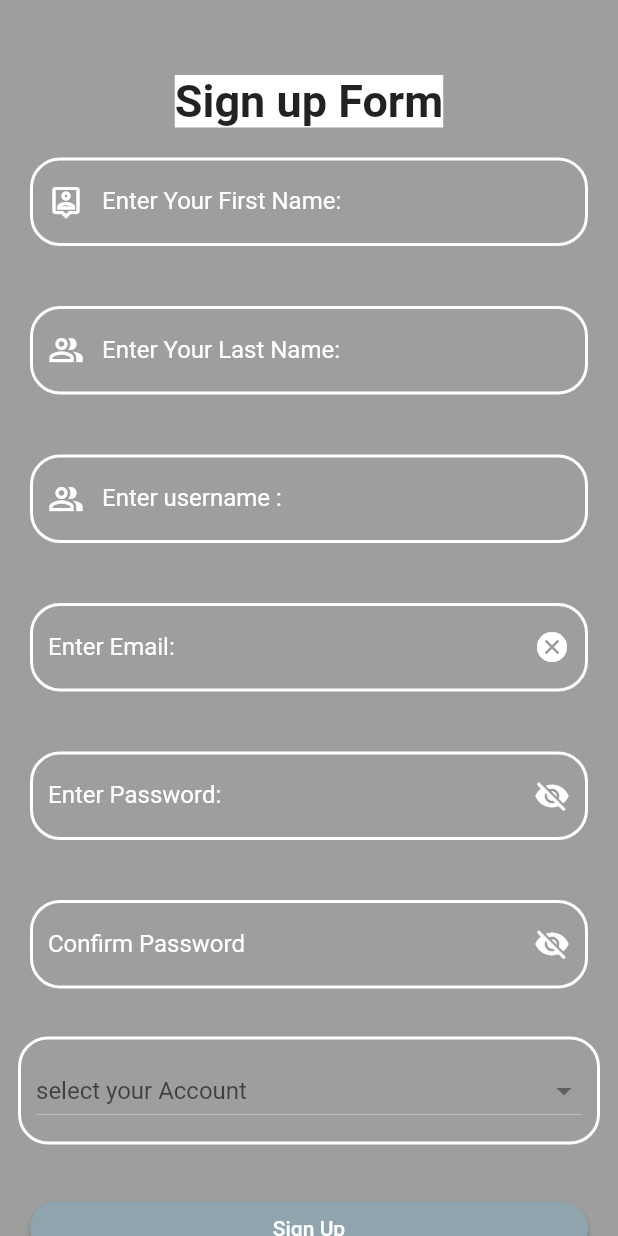
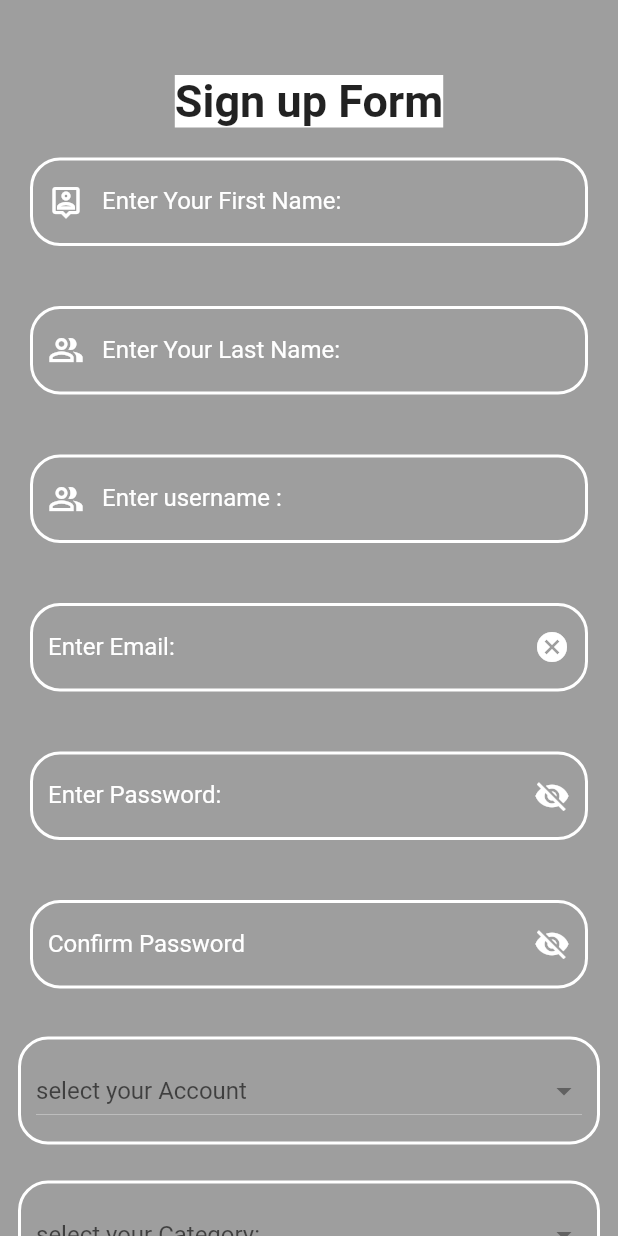
Before and after one commit to rubamak/my_product, a Flutter app: the Registartion screen opened directly, on a phone screen of 412 x 824 dp. Run offline on Flutter 3.47's test engine with Material 2 defaults, Android fonts, the phone set to English and light mode, and no system bars; our stand-ins replace carousel_pro, cloud_firestore, firebase_auth, firebase_core, firebase_database, flutter_signin_button and 6 more; accounts and stored records are empty.

Commit message:
try to commit in git

```diff
--- a/lib/main.dart
+++ b/lib/main.dart
@@ -99,7 +99,7 @@ class _MyAppState extends State<MyApp> {
         initialRoute:'/' ,
         routes: {
 
-          '/': (context) => MyProductsPage(),//Registartion(),//MyProductsPage(),//SignupPage(),//MyProductsPage(),//Login(),HomePage()//this line is same -->  home:  HomePage(),
+          '/': (context) => Registartion(),//MyProductsPage(),//,//MyProductsPage(),//SignupPage(),//MyProductsPage(),//Login(),HomePage()//this line is same -->  home:  HomePage(),
          TapsScreen.routeName: (context) => TapsScreen(_favoriteProducts),
           CategoryScreen.routeName: (context)=> CategoryScreen(),
           FamiliesScreen.routeName: (context) => FamiliesScreen(),
--- a/lib/modules/category.dart
+++ b/lib/modules/category.dart
@@ -4,17 +4,13 @@ import 'package:flutter/foundation.dart';
 
 class Category {
   final int categoryId ;
-     final  String categoryName;
-     final String image_location;
-
-
-
-
+     final  String? categoryName;
+     final String? image_location;
 
     Category( {
       required this.categoryId,
-      required this.categoryName,
-      required this.image_location,
+       this.categoryName,
+       this.image_location,
 
     } );
 
--- a/lib/pages/Registration_page.dart
+++ b/lib/pages/Registration_page.dart
@@ -8,6 +8,7 @@ import 'package:flutter/material.dart';
 import 'package:fluttertoast/fluttertoast.dart';
 import 'package:my_product/color/my_colors.dart';
 import 'package:my_product/pages/home.dart';
+import 'package:my_product/widgets/category_item.dart';
 import 'package:select_form_field/select_form_field.dart';
 
 import 'login.dart';
@@ -60,11 +61,13 @@ enum AuthMode {SignUp, Login }
 
 
    static String? valueChoose;
+   static List  listItems = ["User","productive Family"];
+
    @override
    Widget build(BuildContext context) {
 
 
-    List  listItems = ["User","productiveFamily"];
+
 
 
      return  Scaffold(
@@ -316,10 +319,10 @@ enum AuthMode {SignUp, Login }
                                         }).toList(),
                                     ),
                                   ],
-                                )
+                                ),
+                      ),
 
-
-                      ),
+                   familyType(),
                       Padding(
                         padding: const EdgeInsets.all(20.0),
                         child: ElevatedButton(
@@ -365,8 +368,6 @@ enum AuthMode {SignUp, Login }
 
    CollectionReference users = FirebaseFirestore.instance.collection("users");
 
-
-
   void   _submit()     {
      //يتاكد من الاشياء الي داخل الفورم يتحقق منها عشان بعدها يخزنها
      if(!_formKey.currentState!.validate()){
@@ -394,8 +395,7 @@ enum AuthMode {SignUp, Login }
        'account type': valueChoose,
 
 
-     }).then((value) =>
-         print("user added!"));
+     }).then((value) =>   print("user added!"));
    }
      Future<void> _createUser() async {
          try {
@@ -467,4 +467,48 @@ enum AuthMode {SignUp, Login }
 
    }
 
+    static List categoryList =
+    [ "Food","Drinks","Clothes","Homemade","Digital Services" ];
+  static String? categoryChoose;
+
+   Widget familyType() {
+
+    return Container(
+      child: valueChoose == listItems[0]? null  :
+      Container(
+        padding: EdgeInsets.all(10),
+        margin: EdgeInsets.all(12),
+        decoration: BoxDecoration(
+            borderRadius: BorderRadius.circular(20),
+            border: Border.all(color: white,width: 2)
+        ),
+        child: Column(
+          children: [
+            DropdownButton(
+
+              borderRadius: BorderRadius.circular(20),
+              hint: Text("select your Category:"),
+              isExpanded: true,
+              value: categoryChoose,
+              onChanged: (newValue){
+                setState(() {
+                  categoryChoose = newValue as String?;
+
+                });
+              },
+              items: categoryList.map((catItem) {
+                return DropdownMenuItem(
+
+                  value: catItem,
+                  child: Text(catItem),
+                  enabled: true,
+                );
+              }).toList(),
+            ),
+          ],
+        ),
+      ),
+    );
+   }
+
 }
--- a/lib/pages/category_screen.dart
+++ b/lib/pages/category_screen.dart
@@ -30,7 +30,11 @@ class CategoryScreen extends StatelessWidget {
             children:
                 //اما طريقة الماب واما girdView.builder
             DUMMY_CATEGORY.map((catData) =>
-             CategoryItem(catData.categoryId,catData.categoryName,catData.image_location)
+             CategoryItem(
+               categoryName: catData.categoryName,
+               image_category: catData.image_location, categoryId: catData.categoryId,
+
+                )
 
             ).toList(),
 
--- a/lib/widgets/category_item.dart
+++ b/lib/widgets/category_item.dart
@@ -5,10 +5,10 @@ import '../pages/families_screen.dart';
 class CategoryItem extends StatelessWidget {
 
  final int categoryId ;
- final String categoryName;
- final String image_category;
+ final String? categoryName;
+ final String? image_category;
 
-  CategoryItem(this.categoryId, this.categoryName, this.image_category);
+  CategoryItem({ required this.categoryId, this.categoryName, this.image_category});
 
   void SelectCategory(BuildContext ctx){
 
@@ -41,11 +41,11 @@ class CategoryItem extends StatelessWidget {
                child: ClipRRect(
 
                  borderRadius: BorderRadius.circular(20),
-                 child:Image.asset(image_category,width: double.infinity,height: 100,),
+                 child:Image.asset(image_category!,width: double.infinity,height: 100,),
                ),
                margin: EdgeInsets.all(20),
              ),
-              Text(categoryName,
+              Text(categoryName!,
            textAlign: TextAlign.center,
            style: TextStyle(fontSize: 35,fontWeight: FontWeight.w600),),
 
```
